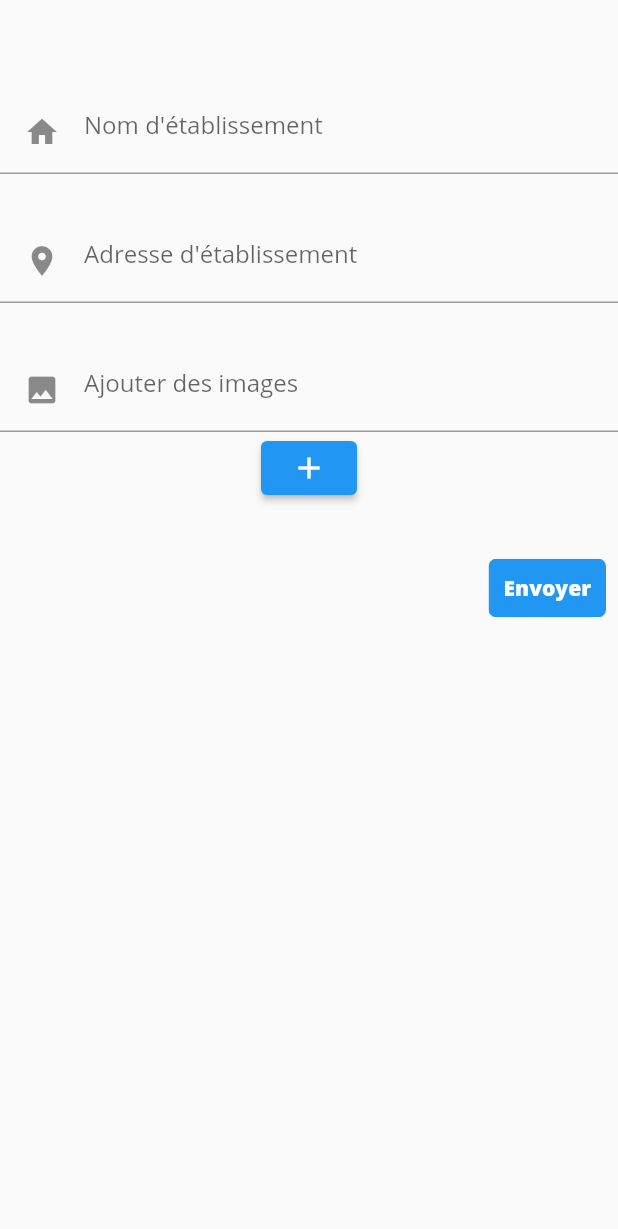
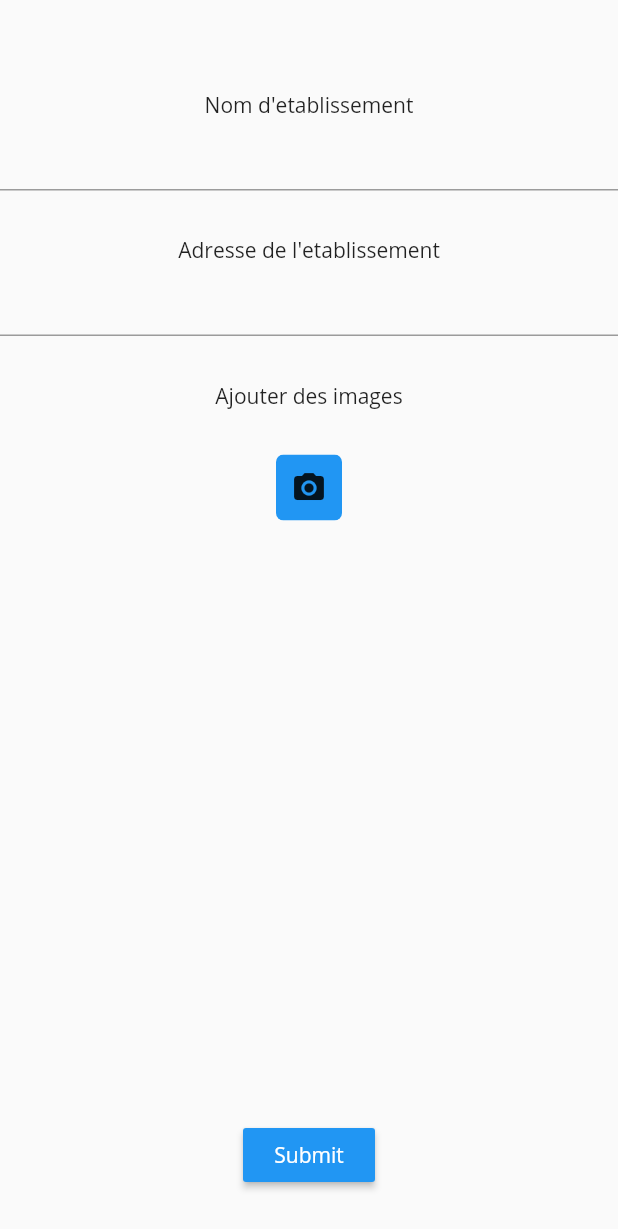
Before and after one commit to moncefabel/my_event, a Flutter app: the LocationReference screen opened directly, on a phone screen of 412 x 824 dp. Shown: the top 1229 px of the screen. Run offline on Flutter 3.47's test engine with Material 2 defaults, Android fonts, the phone set to English and light mode, and no system bars; our stand-ins replace flutter_svg, get_it, image_picker, responsive_builder, shared_preferences; missing offline and left inert: dart:html; accounts and stored records are empty.

Commit message:
Modification du formulaire d'ajout d'établissement

```diff
--- a/app_web/lib/constants/app_colors.dart
+++ b/app_web/lib/constants/app_colors.dart
@@ -1,6 +1,6 @@
 import 'package:flutter/material.dart';
 
-String uri = 'http://192.168.1.3:5000';
+String uri = 'http://your ip address:5000';
 const Color primaryColor = Color.fromARGB(255, 31, 229, 146);
 
 const double defaultPadding = 16.0;
--- a/app_web/lib/views/Location_Reference/location_reference.dart
+++ b/app_web/lib/views/Location_Reference/location_reference.dart
@@ -1,12 +1,7 @@
 // ignore_for_file: avoid_print, unused_field
 
-import 'dart:io';
-
-import 'package:flutter/foundation.dart';
 import 'package:flutter/material.dart';
 import 'package:image_picker/image_picker.dart';
-
-import '../../constants/app_colors.dart';
 
 class LocationReference extends StatefulWidget {
   const LocationReference({super.key});
@@ -16,35 +11,14 @@ class LocationReference extends StatefulWidget {
 }
 
 class _LocationReferenceState extends State<LocationReference> {
-  File? _pickedImage;
-  Uint8List webImage = Uint8List(8);
+  final List<XFile> _imageFiles = [];
+  final ImagePicker imagePicker = ImagePicker();
 
   Future<void> _pickImage() async {
-    if (!kIsWeb) {
-      final ImagePicker picker = ImagePicker();
-      XFile? image = await picker.pickImage(source: ImageSource.gallery);
-      if (image != null) {
-        File selected = File(image.path);
-        setState(() {
-          _pickedImage = selected;
-        });
-      } else {
-        print('no Image');
-      }
-    } else if (kIsWeb) {
-      final ImagePicker picker = ImagePicker();
-      XFile? image = await picker.pickImage(source: ImageSource.gallery);
-      if (image != null) {
-        Uint8List f = await image.readAsBytes();
-        setState(() {
-          webImage = f;
-          _pickedImage = File('a');
-        });
-      } else {
-        print('no Image');
-      }
-    } else {
-      print('Error');
+    final List<XFile> selectedImages = await imagePicker.pickMultiImage();
+    if (selectedImages.isNotEmpty) {
+      _imageFiles.addAll(selectedImages);
+      setState(() {});
     }
   }
 
@@ -57,84 +31,63 @@ class _LocationReferenceState extends State<LocationReference> {
           children: [
             SizedBox(
                 width: 1000,
-            child: Column(
-              children:
-              [
-                Padding(padding: EdgeInsets.all(30)),
-
-            TextFormField(
-              textInputAction: TextInputAction.next,
-              cursorColor: primaryColor,
-              decoration: const InputDecoration(
-                hintText: "Nom d'établissement",
-                prefixIcon: Padding(
-                  padding: EdgeInsets.all(defaultPadding),
-                  child: Icon(Icons.home),
+                child: Column(children: const [
+                  Padding(
+                    padding: EdgeInsets.all(30),
                   ),
-              ),
-            ),
-
-            const Padding(padding: EdgeInsets.only(top: 30)),
-            TextFormField(
-              textInputAction: TextInputAction.next,
-              cursorColor: primaryColor,
-              decoration: const InputDecoration(
-                hintText: "Adresse d'établissement",
-                prefixIcon: Padding(
-                  padding: EdgeInsets.all(defaultPadding),
-                  child: Icon(Icons.location_on),
-                ),
-              ),
-            ),
-            const Padding(padding: EdgeInsets.only(top: 30)),
-            TextFormField(
-              textInputAction: TextInputAction.next,
-              cursorColor: primaryColor,
-              decoration: const InputDecoration(
-                hintText: "Ajouter des images",
-                prefixIcon: Padding(
-                  padding: EdgeInsets.all(defaultPadding),
-                  child: Icon(Icons.image),
-                ),
-              ),
-            ),
-            ElevatedButton(
-                onPressed: () {
+                  Text('Nom d\'etablissement'),
+                  TextField(),
+                  Padding(padding: EdgeInsets.only(top: 30)),
+                  Text('Adresse de l\'etablissement'),
+                  TextField(),
+                  Padding(padding: EdgeInsets.only(top: 30)),
+                  Text('Ajouter des images'),
+                  Padding(padding: EdgeInsets.only(top: 30)),
+                ])),
+            InkWell(
+              onTap: () {
                 _pickImage();
               },
-                child: const Icon(Icons.add)
-            ),
-
-            const Padding(padding: EdgeInsets.only(top: 30)),
-            ButtonBar(
-              layoutBehavior: ButtonBarLayoutBehavior.constrained,
-              children: [
-                InkWell(
-                  onTap: () {},
               child: ClipRRect(
                 borderRadius: BorderRadius.circular(5.0),
                 child: Container(
                     color: Colors.blue,
                     padding: const EdgeInsets.all(10.0),
+                    child: const Icon(Icons.photo_camera)),
+              ),
+            ),
+            Expanded(
+              child: Padding(
+                  padding: const EdgeInsets.all(8.9),
+                  child: GridView.builder(
+                      gridDelegate:
+                          const SliverGridDelegateWithFixedCrossAxisCount(
+                              crossAxisCount: 7),
+                      scrollDirection: Axis.vertical,
+                      padding: const EdgeInsets.only(right: 5.0),
+                      itemCount: _imageFiles.length,
+                      itemBuilder: (context, index) {
+                        return Image.network(
+                          _imageFiles[index].path,
+                          width: 20,
+                          height: 20,
+                        );
+                      })),
+            ),
+            const Padding(padding: EdgeInsets.only(right: 30)),
+            Center(
+              child: MaterialButton(
+                  color: Colors.blue,
+                  onPressed: () {},
                   child: const Text(
-                        'Envoyer',
-                        textAlign: TextAlign.center,
-                        overflow: TextOverflow.ellipsis,
-                        style: const TextStyle(fontWeight: FontWeight.bold,
-                        color: Colors.white),
-                      )
-                    )
-                  )
-                )
-              ]
-            )
-            ]
-            )
-          )
-        ]
+                    'Submit',
+                    style: TextStyle(color: Colors.white),
+                  )),
+            ),
+            const Padding(padding: EdgeInsets.only(top: 30))
+          ],
         ),
       ),
     );
-
   }
 }
```
Lines whose indentation alone changed are shown as unchanged.
